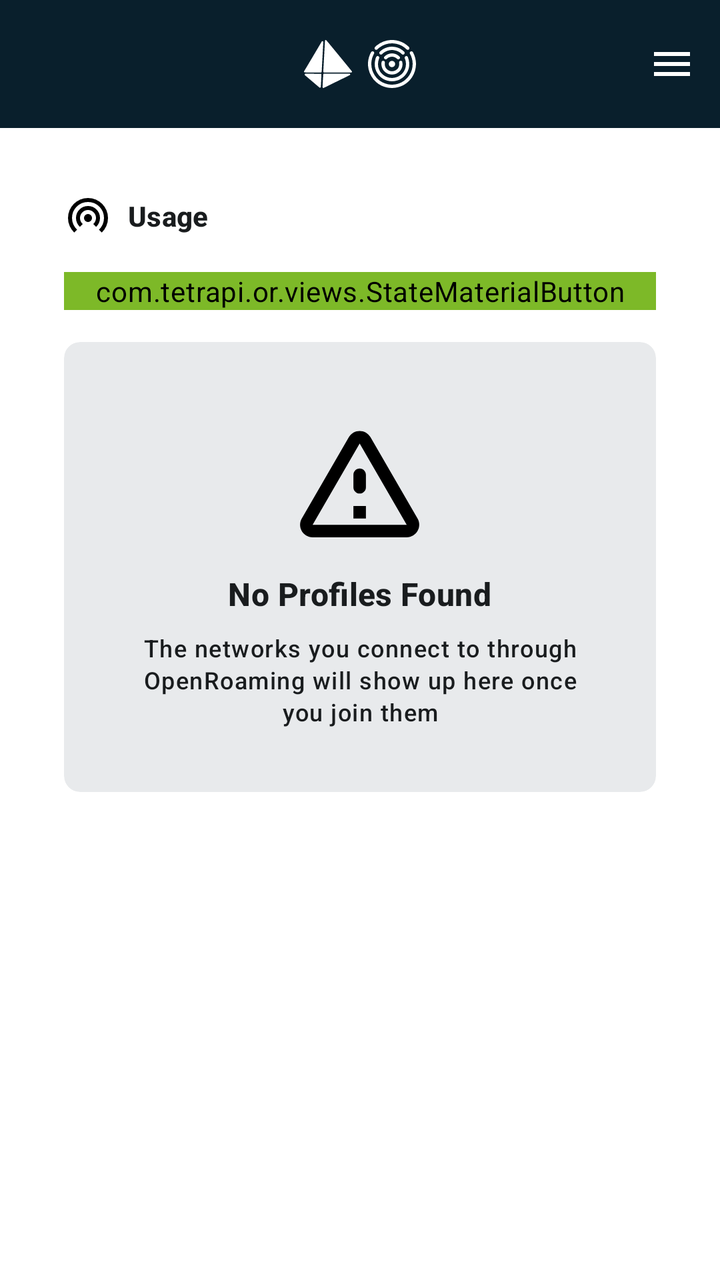
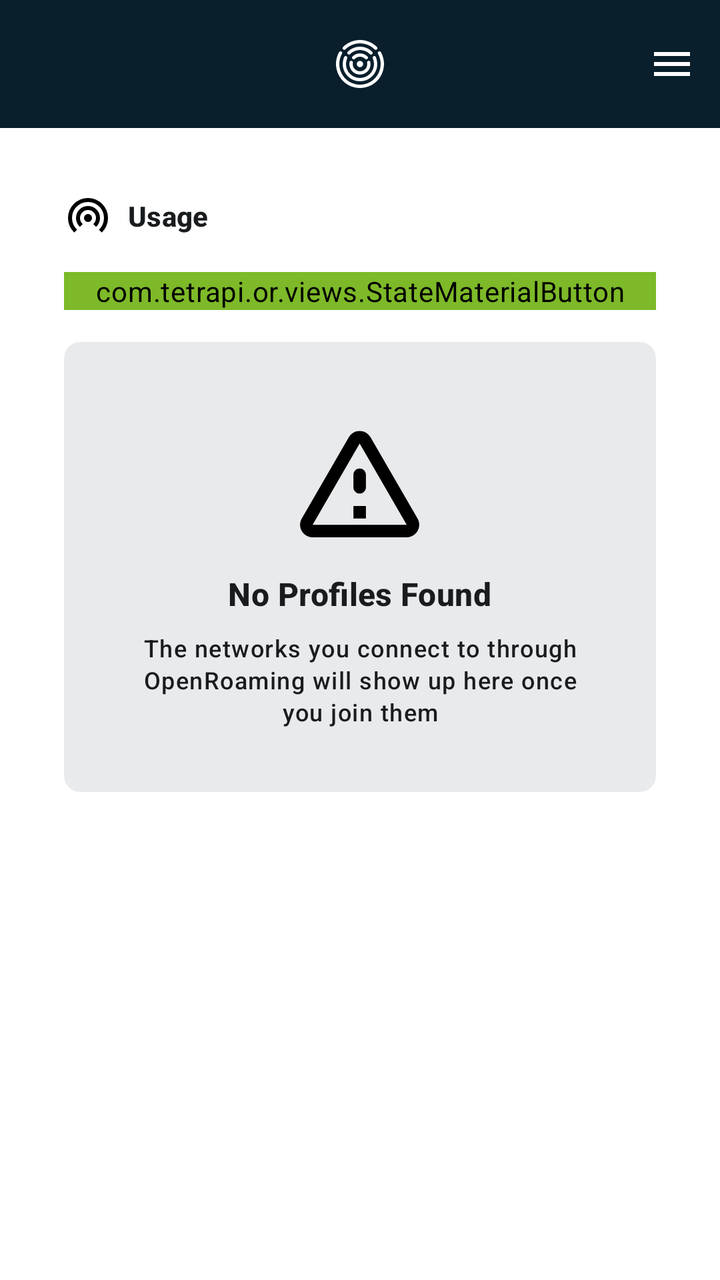

Compare the two renders of this Android layout. The source of the first and the diff that turns it into the second are given below.
<!-- AndroidManifest.xml: application theme Theme.OR -->
<!-- res/layout/activity_main.xml -->
<?xml version="1.0" encoding="utf-8"?>

<LinearLayout xmlns:android="http://schemas.android.com/apk/res/android"
    xmlns:app="http://schemas.android.com/apk/res-auto"
    android:layout_width="match_parent"
    android:layout_height="wrap_content"
    android:orientation="vertical">

    <com.google.android.material.appbar.MaterialToolbar
        android:id="@+id/toolbar"
        android:layout_width="match_parent"
        android:layout_height="wrap_content"
        android:background="?colorPrimaryDark"
        app:menu="@menu/menu_main">

        <LinearLayout
            android:layout_width="wrap_content"
            android:layout_height="match_parent"
            android:layout_gravity="center"
            android:orientation="horizontal">

            <ImageView
                android:layout_width="24dp"
                android:layout_height="24dp"
                android:src="@drawable/ic_tetrapi"
                app:tint="?colorPrimary" />

            <ImageView
                android:layout_width="24dp"
                android:layout_height="24dp"
                android:layout_marginStart="@dimen/material_margin_mini"
                android:src="@drawable/ic_or"
                app:tint="?colorPrimary" />

        </LinearLayout>

    </com.google.android.material.appbar.MaterialToolbar>

    <ScrollView
        android:layout_width="match_parent"
        android:layout_height="match_parent">

        <LinearLayout
            android:layout_width="match_parent"
            android:layout_height="wrap_content"
            android:orientation="vertical"
            android:padding="@dimen/material_margin_large">

            <com.google.android.material.textview.MaterialTextView
                android:layout_width="wrap_content"
                android:layout_height="wrap_content"
                android:drawableStart="@drawable/ic_wifi"
                android:drawablePadding="@dimen/material_margin_mini"
                android:gravity="center"
                android:text="@string/activity_main_usage"
                android:textAppearance="?textAppearanceLabelLarge"
                android:textStyle="bold" />

            <com.tetrapi.or.views.StateMaterialButton
                android:id="@+id/connect_button"
                android:layout_width="match_parent"
                android:layout_height="wrap_content"
                android:layout_marginTop="@dimen/material_margin"
                android:backgroundTint="?colorSecondary"
                android:text="@string/activity_main_connect"
                android:textColor="?colorPrimary" />

            <ViewAnimator
                android:id="@+id/view_animator"
                android:layout_width="match_parent"
                android:layout_height="match_parent"
                android:layout_marginTop="@dimen/material_margin"
                android:inAnimation="@anim/pull_right"
                android:measureAllChildren="false"
                android:outAnimation="@anim/push_right">

                <com.google.android.material.card.MaterialCardView
                    android:layout_width="match_parent"
                    android:layout_height="wrap_content"
                    app:cardBackgroundColor="@color/color_outline"
                    app:cardCornerRadius="8dp"
                    app:strokeWidth="0dp">

                    <LinearLayout
                        android:layout_width="match_parent"
                        android:layout_height="wrap_content"
                        android:gravity="center"
                        android:orientation="vertical"
                        android:padding="@dimen/material_margin_large">

                        <ImageView
                            android:layout_width="75dp"
                            android:layout_height="75dp"
                            android:src="@drawable/ic_warning" />

                        <com.google.android.material.textview.MaterialTextView
                            android:layout_width="wrap_content"
                            android:layout_height="wrap_content"
                            android:layout_marginTop="@dimen/material_margin_mini"
                            android:gravity="center_horizontal"
                            android:text="@string/activity_main_not_found"
                            android:textAppearance="?textAppearanceTitleMedium"
                            android:textStyle="bold" />

                        <com.google.android.material.textview.MaterialTextView
                            android:layout_width="wrap_content"
                            android:layout_height="wrap_content"
                            android:layout_marginTop="@dimen/material_margin_mini"
                            android:gravity="center_horizontal"
                            android:text="@string/activity_main_not_found_explanation"
                            android:textAppearance="?textAppearanceLabelMedium" />

                    </LinearLayout>

                </com.google.android.material.card.MaterialCardView>

                <androidx.recyclerview.widget.RecyclerView
                    android:id="@+id/recycler_view"
                    android:layout_width="match_parent"
                    android:layout_height="wrap_content"
                    app:layoutManager="androidx.recyclerview.widget.LinearLayoutManager" />

            </ViewAnimator>

        </LinearLayout>

    </ScrollView>

</LinearLayout>
<!-- resources referenced by this layout -->
<resources>
  <color name="color_outline">#338C96A0</color>
  <dimen name="material_margin">16dp</dimen>
  <dimen name="material_margin_large">32dp</dimen>
  <dimen name="material_margin_mini">8dp</dimen>
  <!-- drawable ic_tetrapi (drawable) -->
  <vector xmlns:android="http://schemas.android.com/apk/res/android"
      android:width="32dp"
      android:height="32dp"
      android:viewportWidth="250"
      android:viewportHeight="250">
  
      <path
          android:fillColor="#96dc00"
          android:pathData="m112.15,0c0.86,0 1.72,0 2.57,0 4.6,5.12 9.15,10.35 13.64,15.69 40.69,49.18 81.2,98.52 121.5,148.01 0.52,2.86 -0.59,4.69 -3.35,5.49 -47.54,0.35 -95.07,0.35 -142.61,0 -2.11,-0.57 -3.31,-1.97 -3.6,-4.18 3.07,-53.94 6.07,-107.9 9.01,-161.87C109.85,1.65 110.79,0.6 112.15,0Z" />
  
      <path
          android:fillColor="#b1fe00"
          android:pathData="m95.16,5.75c4.45,0.3 6.17,2.74 5.15,7.32 -2.67,49.16 -5.33,98.33 -7.98,147.49 -0.07,2.33 -0.41,4.59 -1.03,6.8 -0.63,0.81 -1.4,1.42 -2.32,1.83 -29.05,0.52 -58.05,0.34 -87.01,-0.52C-0.12,167.03 -0.55,165.03 0.69,162.66 31.37,111.31 61.92,59.88 92.33,8.37 93.22,7.37 94.17,6.5 95.16,5.75Z" />
  
      <path
          android:fillColor="#689900"
          android:pathData="m5.96,175.71c27.84,-0.26 55.65,0 83.4,0.78 0.62,0.47 1.05,1.08 1.29,1.83 -0.74,22.15 -1.77,44.29 -3.09,66.42 -1,3.43 -3.14,4.56 -6.44,3.4C55.89,226.7 30.67,205.26 5.44,183.82 2.67,180.89 2.84,178.19 5.96,175.71Z" />
  
      <path
          android:fillColor="#4b6c15"
          android:pathData="m101.86,250c-0.86,0 -1.72,0 -2.57,0 -0.83,-0.57 -1.6,-1.27 -2.32,-2.09 -0.09,-1.92 -0.17,-3.84 -0.26,-5.75 0.96,-21.66 2.25,-43.27 3.86,-64.85 0.6,-0.61 1.2,-1.22 1.8,-1.83 45.31,-0.35 90.61,-0.35 135.92,0 2.36,1.45 2.96,3.45 1.8,6.01 -2.97,2.16 -6.14,3.99 -9.52,5.49C187.55,207.87 144.65,228.87 101.86,250Z" />
  
  </vector>
  <string name="activity_main_connect">Link OpenRoaming Profile</string>
  <string name="activity_main_not_found">No Profiles Found</string>
  <string name="activity_main_not_found_explanation">The networks you connect to through OpenRoaming will show up here once you join them</string>
  <string name="activity_main_usage">Usage</string>
  <color name="color_primary">#FFFFFF</color>
  <color name="color_primary_dark">#091F2C</color>
  <color name="color_on_primary">#191C1E</color>
  <color name="color_secondary">#7DB928</color>
  <color name="color_on_secondary">#191C1E</color>
  <color name="color_background">#FFFFFF</color>
  <color name="color_error">#BA1B1B</color>
  <style name="Widget.MaterialTextView" parent="Widget.MaterialComponents.TextView">
          <item name="android:textColor">?colorOnPrimary</item>
          <item name="android:textAppearance">?textAppearanceBodyMedium</item>
      </style>
  <style name="Widget.MaterialToolbar" parent="Widget.Material3.Toolbar">
          <item name="android:background">?colorSecondary</item>
          <item name="titleTextColor">?colorOnSecondary</item>
      </style>
  <style name="Widget.MaterialTextInputLayout" parent="Widget.Material3.TextInputLayout.OutlinedBox">
          <item name="shapeAppearance">@style/ShapeAppearance.MaterialTextInputLayout.Rounded</item>
          <item name="boxStrokeWidth">1sp</item>
          <item name="boxStrokeColor">@color/color_outline</item>
          <item name="hintTextColor">@color/cr_text_input_box</item>
          <item name="cursorColor">@color/color_primary_dark</item>
  
      </style>
  <style name="ShapeAppearance.MaterialTextInputLayout.Rounded" parent="ShapeAppearance.Material3.Corner.Full">
          <item name="cornerSize">8dp</item>
      </style>
  <!-- unchanged entries left out for length: 4 -->
</resources>

<!-- the commit's change to res/layout/activity_main.xml (unified diff, before → after) -->
@@ -13,26 +13,13 @@
         android:background="?colorPrimaryDark"
         app:menu="@menu/menu_main">
 
-        <LinearLayout
-            android:layout_width="wrap_content"
-            android:layout_height="match_parent"
-            android:layout_gravity="center"
-            android:orientation="horizontal">
-
-            <ImageView
-                android:layout_width="24dp"
-                android:layout_height="24dp"
-                android:src="@drawable/ic_tetrapi"
-                app:tint="?colorPrimary" />
-
-            <ImageView
-                android:layout_width="24dp"
-                android:layout_height="24dp"
-                android:layout_marginStart="@dimen/material_margin_mini"
-                android:src="@drawable/ic_or"
-                app:tint="?colorPrimary" />
-
-        </LinearLayout>
+        <ImageView
+            android:layout_width="24dp"
+            android:layout_height="24dp"
+            android:layout_gravity="center_horizontal"
+            android:layout_marginStart="@dimen/material_margin_mini"
+            android:src="@drawable/ic_or"
+            app:tint="?colorPrimary" />
 
     </com.google.android.material.appbar.MaterialToolbar>
 
<!-- resource entries referenced after the edit -->
@@ -4,30 +4,6 @@
   <dimen name="material_margin">16dp</dimen>
   <dimen name="material_margin_large">32dp</dimen>
   <dimen name="material_margin_mini">8dp</dimen>
-  <!-- drawable ic_tetrapi (drawable) -->
-  <vector xmlns:android="http://schemas.android.com/apk/res/android"
-      android:width="32dp"
-      android:height="32dp"
-      android:viewportWidth="250"
-      android:viewportHeight="250">
-  
-      <path
-          android:fillColor="#96dc00"
-          android:pathData="m112.15,0c0.86,0 1.72,0 2.57,0 4.6,5.12 9.15,10.35 13.64,15.69 40.69,49.18 81.2,98.52 121.5,148.01 0.52,2.86 -0.59,4.69 -3.35,5.49 -47.54,0.35 -95.07,0.35 -142.61,0 -2.11,-0.57 -3.31,-1.97 -3.6,-4.18 3.07,-53.94 6.07,-107.9 9.01,-161.87C109.85,1.65 110.79,0.6 112.15,0Z" />
-  
-      <path
-          android:fillColor="#b1fe00"
-          android:pathData="m95.16,5.75c4.45,0.3 6.17,2.74 5.15,7.32 -2.67,49.16 -5.33,98.33 -7.98,147.49 -0.07,2.33 -0.41,4.59 -1.03,6.8 -0.63,0.81 -1.4,1.42 -2.32,1.83 -29.05,0.52 -58.05,0.34 -87.01,-0.52C-0.12,167.03 -0.55,165.03 0.69,162.66 31.37,111.31 61.92,59.88 92.33,8.37 93.22,7.37 94.17,6.5 95.16,5.75Z" />
-  
-      <path
-          android:fillColor="#689900"
-          android:pathData="m5.96,175.71c27.84,-0.26 55.65,0 83.4,0.78 0.62,0.47 1.05,1.08 1.29,1.83 -0.74,22.15 -1.77,44.29 -3.09,66.42 -1,3.43 -3.14,4.56 -6.44,3.4C55.89,226.7 30.67,205.26 5.44,183.82 2.67,180.89 2.84,178.19 5.96,175.71Z" />
-  
-      <path
-          android:fillColor="#4b6c15"
-          android:pathData="m101.86,250c-0.86,0 -1.72,0 -2.57,0 -0.83,-0.57 -1.6,-1.27 -2.32,-2.09 -0.09,-1.92 -0.17,-3.84 -0.26,-5.75 0.96,-21.66 2.25,-43.27 3.86,-64.85 0.6,-0.61 1.2,-1.22 1.8,-1.83 45.31,-0.35 90.61,-0.35 135.92,0 2.36,1.45 2.96,3.45 1.8,6.01 -2.97,2.16 -6.14,3.99 -9.52,5.49C187.55,207.87 144.65,228.87 101.86,250Z" />
-  
-  </vector>
   <string name="activity_main_connect">Link OpenRoaming Profile</string>
   <string name="activity_main_not_found">No Profiles Found</string>
   <string name="activity_main_not_found_explanation">The networks you connect to through OpenRoaming will show up here once you join them</string>
